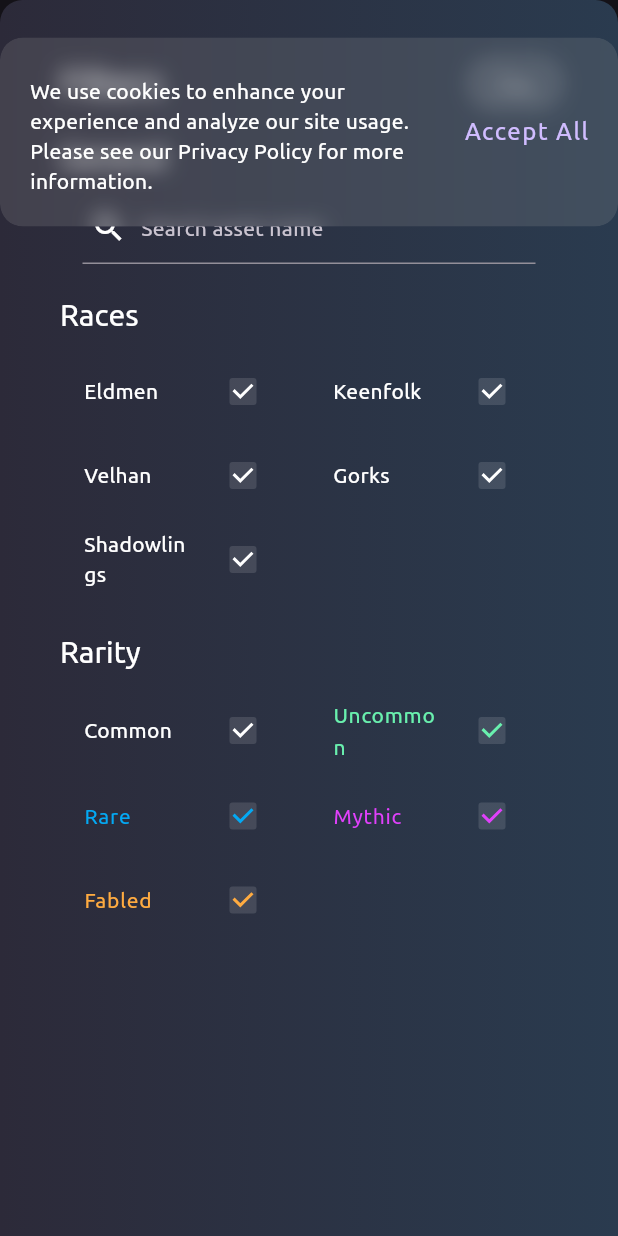
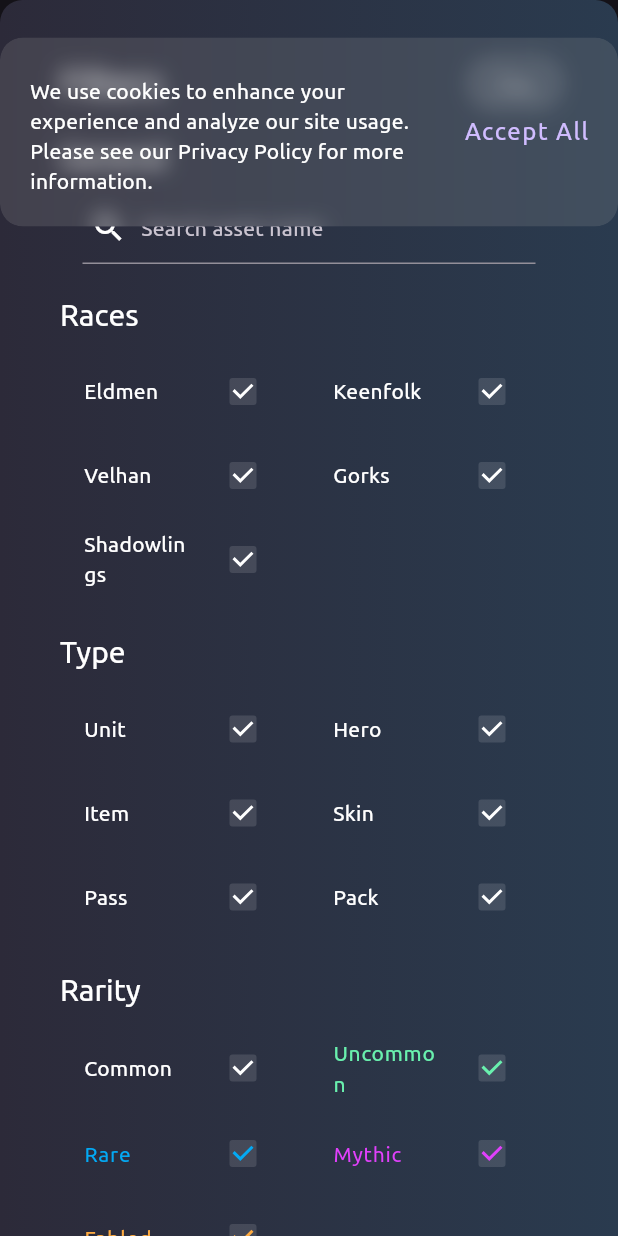
Before and after one commit to Giugiur/rts_web, a Flutter app: the MarketplaceFilters widget shown alone on an empty page, opened directly, on a phone screen of 412 x 824 dp. Run offline on Flutter 3.47's test engine with Material 2 defaults, Android fonts, the phone set to English and light mode, and no system bars; our stand-ins replace firebase_analytics, firebase_core, get, get_storage, video_player, youtube_player_iframe; missing offline and left inert: web_smooth_scroll; accounts and stored records are empty.

Commit message:
Fixed marketplace filters

```diff
--- a/lib/marketplace/marketplace_controller.dart
+++ b/lib/marketplace/marketplace_controller.dart
@@ -13,6 +13,7 @@ class MarketplaceController extends GetxController {
         imageUrl: 'https://i.imgur.com/FfE62PM.png',
         rarity: Rarity.Rare,
         race: Race.Eldmen,
+        type: Type.Hero,
       ),
       MarketplaceListing(
         id: '1',
@@ -20,6 +21,7 @@ class MarketplaceController extends GetxController {
         imageUrl: 'https://i.imgur.com/gWrm7pF.png',
         rarity: Rarity.Common,
         race: Race.Eldmen,
+        type: Type.Unit,
       ),
       MarketplaceListing(
         id: '2',
@@ -27,6 +29,7 @@ class MarketplaceController extends GetxController {
         imageUrl: 'https://i.imgur.com/FpNPHFD.png',
         rarity: Rarity.Uncommon,
         race: Race.Eldmen,
+        type: Type.Unit,
       ),
       MarketplaceListing(
         id: '3',
@@ -34,6 +37,7 @@ class MarketplaceController extends GetxController {
         imageUrl: 'https://i.imgur.com/E8QChK4.png',
         rarity: Rarity.Rare,
         race: Race.Velhan,
+        type: Type.Hero,
       ),
       MarketplaceListing(
         id: '4',
@@ -41,6 +45,7 @@ class MarketplaceController extends GetxController {
         imageUrl: 'https://i.imgur.com/wuXeXZX.png',
         rarity: Rarity.Common,
         race: Race.Velhan,
+        type: Type.Unit,
       ),
       MarketplaceListing(
         id: '5',
@@ -48,6 +53,7 @@ class MarketplaceController extends GetxController {
         imageUrl: 'https://i.imgur.com/h5QUIHe.png',
         rarity: Rarity.Uncommon,
         race: Race.Velhan,
+        type: Type.Unit,
       ),
       MarketplaceListing(
         id: '6',
@@ -55,6 +61,7 @@ class MarketplaceController extends GetxController {
         imageUrl: 'https://i.imgur.com/YgvASXT.png',
         rarity: Rarity.Rare,
         race: Race.Keenfolk,
+        type: Type.Hero,
       ),
       MarketplaceListing(
         id: '7',
@@ -62,6 +69,7 @@ class MarketplaceController extends GetxController {
         imageUrl: 'https://i.imgur.com/QRHQ2kM.png',
         rarity: Rarity.Common,
         race: Race.Keenfolk,
+        type: Type.Unit,
       ),
       MarketplaceListing(
         id: '8',
@@ -69,6 +77,7 @@ class MarketplaceController extends GetxController {
         imageUrl: 'https://i.imgur.com/4Lp8gIz.png',
         rarity: Rarity.Uncommon,
         race: Race.Keenfolk,
+        type: Type.Unit,
       ),
     ];
   }
@@ -84,6 +93,12 @@ class MarketplaceController extends GetxController {
     Rarity.Rare: true,
     Rarity.Mythic: true,
     Rarity.Fabled: true,
+    Type.Hero: true,
+    Type.Unit: true,
+    Type.Item: true,
+    Type.Skin: true,
+    Type.Pass: true,
+    Type.Pack: true,
   }.obs;
   final RxMap<dynamic, dynamic> _filterObj = RxMap<dynamic, dynamic>();
 
@@ -114,50 +129,23 @@ class MarketplaceController extends GetxController {
           return true;
         }
       }
-      switch (marketplaceListing.race) {
-        case Race.Eldmen:
-          {
-            return !_filterObj[Race.Eldmen];
+
+      for(dynamic filter in _filterObj.keys) {
+        if (filter is Race) {
+          if (!_filterObj[filter] && filter == marketplaceListing.race) {
+            return true;
           }
-        case Race.Keenfolk:
-          {
-            return !_filterObj[Race.Keenfolk];
+        }
+        if (filter is Rarity) {
+          if (!_filterObj[filter] && filter == marketplaceListing.rarity) {
+            return true;
           }
-        case Race.Velhan:
-          {
-            return !_filterObj[Race.Velhan];
+        }
+        if (filter is Type) {
+          if (!_filterObj[filter] && filter == marketplaceListing.type) {
+            return true;
           }
-        case Race.Gorks:
-          {
-            return !_filterObj[Race.Gorks];
-          }
-        case Race.Shadowlings:
-          {
-            return !_filterObj[Race.Shadowlings];
-          }
-      }
-
-      switch (marketplaceListing.rarity) {
-        case Rarity.Common:
-          {
-            return !_filterObj[Rarity.Common];
-          }
-        case Rarity.Uncommon:
-          {
-            return !_filterObj[Rarity.Uncommon];
-          }
-        case Rarity.Rare:
-          {
-            return !_filterObj[Rarity.Rare];
-          }
-        case Rarity.Mythic:
-          {
-            return !_filterObj[Rarity.Mythic];
-          }
-        case Rarity.Fabled:
-          {
-            return !_filterObj[Rarity.Fabled];
-          }
+        }
       }
       return false;
     });
--- a/lib/marketplace/marketplace_filters.dart
+++ b/lib/marketplace/marketplace_filters.dart
@@ -18,6 +18,7 @@ class _MarketplaceFiltersState extends State<MarketplaceFilters> {
 
   void _clearFilters() {
    _searchController.clear();
+   marketplaceController.clearFilters();
   }
 
   @override
@@ -214,6 +215,118 @@ class _MarketplaceFiltersState extends State<MarketplaceFilters> {
             height: 20,
           ),
           Text(
+            'Type',
+            style: Theme.of(context).textTheme.headlineSmall,
+          ),
+          const SizedBox(
+            height: 10,
+          ),
+          Row(
+            children: [
+              Expanded(
+                flex: 50,
+                child: Obx(() =>
+                  CheckboxListTile(
+                    title: Text(
+                      'Unit',
+                      style: Theme.of(context).textTheme.bodyMedium,
+                    ),
+                    activeColor: Theme.of(context).focusColor,
+                    checkColor: Colors.white,
+                    value: marketplaceController.filterObj[Type.Unit],
+                    onChanged: (newValue) => marketplaceController.updateFilter(Type.Unit, newValue!),
+                  ),
+                ),
+              ),
+              Expanded(
+                flex: 50,
+                child: Obx(() =>
+                  CheckboxListTile(
+                    title: Text(
+                      'Hero',
+                      style: Theme.of(context).textTheme.bodyMedium,
+                    ),
+                    activeColor: Theme.of(context).focusColor,
+                    checkColor: Colors.white,
+                    value: marketplaceController.filterObj[Type.Hero],
+                    onChanged: (newValue) => marketplaceController.updateFilter(Type.Hero, newValue!),
+                  ),
+                ),
+              ),
+            ],
+          ),
+          Row(
+            children: [
+              Expanded(
+                flex: 50,
+                child: Obx(() =>
+                  CheckboxListTile(
+                    title: Text(
+                      'Item',
+                      style: Theme.of(context).textTheme.bodyMedium,
+                    ),
+                    activeColor: Theme.of(context).focusColor,
+                    checkColor: Colors.white,
+                    value: marketplaceController.filterObj[Type.Item],
+                    onChanged: (newValue) => marketplaceController.updateFilter(Type.Item, newValue!),
+                  ),
+                ),
+              ),
+              Expanded(
+                flex: 50,
+                child: Obx(() =>
+                  CheckboxListTile(
+                    title: Text(
+                      'Skin',
+                      style: Theme.of(context).textTheme.bodyMedium,
+                    ),
+                    activeColor: Theme.of(context).focusColor,
+                    checkColor: Colors.white,
+                    value: marketplaceController.filterObj[Type.Skin],
+                    onChanged: (newValue) => marketplaceController.updateFilter(Type.Skin, newValue!),
+                  ),
+                ),
+              ),
+            ],
+          ),
+          Row(
+            children: [
+              Expanded(
+                flex: 50,
+                child: Obx(() =>
+                  CheckboxListTile(
+                    title: Text(
+                      'Pass',
+                      style: Theme.of(context).textTheme.bodyMedium,
+                    ),
+                    activeColor: Theme.of(context).focusColor,
+                    checkColor: Colors.white,
+                    value: marketplaceController.filterObj[Type.Pass],
+                    onChanged: (newValue) => marketplaceController.updateFilter(Type.Pass, newValue!),
+                  ),
+                ),
+              ),
+              Expanded(
+                flex: 50,
+                child: Obx(() =>
+                  CheckboxListTile(
+                    title: Text(
+                      'Pack',
+                      style: Theme.of(context).textTheme.bodyMedium,
+                    ),
+                    activeColor: Theme.of(context).focusColor,
+                    checkColor: Colors.white,
+                    value: marketplaceController.filterObj[Type.Pack],
+                    onChanged: (newValue) => marketplaceController.updateFilter(Type.Pack, newValue!),
+                  ),
+                ),
+              ),
+            ],
+          ),
+          const SizedBox(
+            height: 20,
+          ),
+          Text(
             'Rarity',
             style: Theme.of(context).textTheme.headlineSmall,
           ),
--- a/lib/marketplace/marketplace_listing_model.dart
+++ b/lib/marketplace/marketplace_listing_model.dart
@@ -14,12 +14,22 @@ enum Race {
   Shadowlings,
 }
 
+enum Type {
+  Unit,
+  Hero,
+  Item,
+  Skin,
+  Pass,
+  Pack,
+}
+
 class MarketplaceListing {
   final String id;
   final String name;
   final String imageUrl;
   final Rarity rarity;
   final Race race;
+  final Type type;
 
   MarketplaceListing({
     required this.id,
@@ -27,6 +37,7 @@ class MarketplaceListing {
     required this.imageUrl,
     required this.rarity,
     required this.race,
+    required this.type,
   });
 
   String getRarity() {
```
